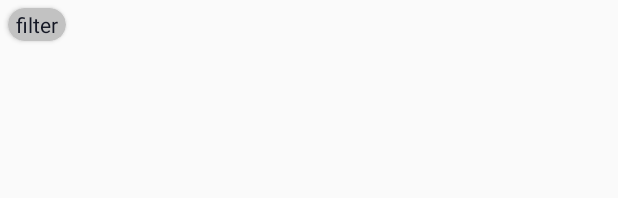
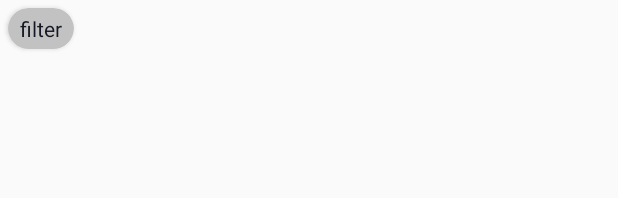
Before and after one commit to soulyvap/ParliamentMembersApp, an Android app: the layout rv_horizontal_item.xml on its own in the app's theme, with its tools: preview values and no code run, on a phone screen of 412 x 824 dp. Shown: the top 198 px of the screen. Run offline under Robolectric (Android 15) with nearby library versions, the phone set to English and light mode, and no system bars.

Commit message:
final version to be returned

```diff
--- a/app/src/main/java/com/example/parliamentmembersapp/activities/UsernameActivity.kt
+++ b/app/src/main/java/com/example/parliamentmembersapp/activities/UsernameActivity.kt
@@ -14,7 +14,8 @@ import com.example.parliamentmembersapp.viewmodels.UsernameActivityViewModel
 * Date: 30.9.2021
 * Name: Soulyvanh Phetsarath
 * ID: 2012208
-* Description: Activity in which the user can set/change their username
+* Description: Activity in which the user can set/change their username.
+* Simulating a multi-user app
 */
 
 class UsernameActivity : AppCompatActivity() {
@@ -43,7 +44,8 @@ class UsernameActivity : AppCompatActivity() {
                 }
                 finish()
             } else {
-                Toast.makeText(this, "Please enter a username", Toast.LENGTH_SHORT).show()
+                Toast.makeText(this, "Please enter a username", Toast.LENGTH_SHORT)
+                    .show()
             }
         }
     }
--- a/app/src/main/java/com/example/parliamentmembersapp/adapters/MemberAdapter.kt
+++ b/app/src/main/java/com/example/parliamentmembersapp/adapters/MemberAdapter.kt
@@ -20,7 +20,8 @@ import java.util.*
 * Description: RecyclerView adapter for displaying a list of parliament members with clickable items
 */
 
-class MemberAdapter(var members: List<Member>) : RecyclerView.Adapter<MemberAdapter.ViewHolder>() {
+class MemberAdapter(var members: List<Member>)
+    : RecyclerView.Adapter<MemberAdapter.ViewHolder>() {
 
     //function type instance to handle RV itemView click events
     var onItemClick: ((Member) -> Unit)? = null
@@ -44,7 +45,7 @@ class MemberAdapter(var members: List<Member>) : RecyclerView.Adapter<MemberAdap
         holder.position.text = minister
         holder.age.text = age
         holder.constituency.text = constituency
-        //Glide handles the display and caching of a picture fetched online
+        //Glide handles the displaying and caching of a picture fetched online
         Glide.with(MyApp.appContext)
             .load(picUrl)
             .into(holder.pic)
--- a/app/src/main/java/com/example/parliamentmembersapp/adapters/SubgroupAdapter.kt
+++ b/app/src/main/java/com/example/parliamentmembersapp/adapters/SubgroupAdapter.kt
@@ -29,7 +29,7 @@ class SubgroupAdapter(private val subgroupsList: List<String>, private val subgr
         return ViewHolder(v)
     }
 
-    //if parties are displayed, show the logo.
+    //if parties are displayed, show their logo when it is available, else their name.
     //if constituencies are displayed, show their name
     override fun onBindViewHolder(holder: ViewHolder, position: Int) {
         when (subgroupName) {
--- a/app/src/main/java/com/example/parliamentmembersapp/api/MemberApiService.kt
+++ b/app/src/main/java/com/example/parliamentmembersapp/api/MemberApiService.kt
@@ -28,13 +28,13 @@ private val retrofit = Retrofit.Builder()
     .baseUrl(BASE_URL)
     .build()
 
-//setting up getter and data fetching function
+//getter and data fetching function
 interface MemberApiService {
     @GET("mps.json")
     suspend fun getMemberRecords(): List<Member>
 }
 
-//creating retrofit service
+//retrofit service
 object MemberApi {
     val retrofitService : MemberApiService by lazy {
         retrofit.create(MemberApiService::class.java) }
--- a/app/src/main/java/com/example/parliamentmembersapp/database/DB.kt
+++ b/app/src/main/java/com/example/parliamentmembersapp/database/DB.kt
@@ -21,13 +21,11 @@ abstract class MemberDB: RoomDatabase() {
     abstract val memberDao: MemberDao
     abstract val ratingDao: RatingDao
     abstract val commentDao: CommentDao
+
     companion object {
-
         @Volatile
         private var INSTANCE: MemberDB? = null
-
         fun getInstance(): MemberDB {
-
             synchronized(this) {
                 var instance = INSTANCE
                 if (instance == null) {
--- a/app/src/main/java/com/example/parliamentmembersapp/fragments/OptionsFragment.kt
+++ b/app/src/main/java/com/example/parliamentmembersapp/fragments/OptionsFragment.kt
@@ -36,7 +36,7 @@ class OptionsFragment : Fragment() {
         //on click, navigate to the subgroup fragment with a bundle that indicates that
         //parties should be listed in the next destination
         binding.btnParties.setOnClickListener {
-            val bundle = bundleOf(Pair(Constants.KEY_SUBGROUP, Constants.VAL_PARTIES))
+            val bundle = bundleOf(Constants.KEY_SUBGROUP to Constants.VAL_PARTIES)
             view?.findNavController()?.navigate(
                 R.id.action_mainFragment_to_subgroupsFragment, bundle)
         }
--- a/app/src/main/java/com/example/parliamentmembersapp/fragments/SubgroupsFragment.kt
+++ b/app/src/main/java/com/example/parliamentmembersapp/fragments/SubgroupsFragment.kt
@@ -57,8 +57,9 @@ class SubgroupsFragment : Fragment() {
                     //when an item in the RV is clicked, a bundle is sent with 2 pairs:
                     //the name of the party/constituency and the type of subgroup it belongs to
                     onItemClick = { subgroupName ->
-                        val bundle = bundleOf(Constants.KEY_SUBGROUP to subgroupName,
-                        Constants.KEY_SUBGROUP_TYPE to subgroup)
+                        val bundle = bundleOf(
+                            Constants.KEY_SUBGROUP to subgroupName,
+                            Constants.KEY_SUBGROUP_TYPE to subgroup)
                         view?.findNavController()
                             ?.navigate(R.id.action_subgroupsFragment_to_membersFragment, bundle)
                     }
--- a/app/src/main/java/com/example/parliamentmembersapp/viewmodels/MainActivityViewModel.kt
+++ b/app/src/main/java/com/example/parliamentmembersapp/viewmodels/MainActivityViewModel.kt
@@ -11,7 +11,7 @@ import com.example.parliamentmembersapp.constants.Constants
 * Name: Soulyvanh Phetsarath
 * ID: 2012208
 * Description: ViewModel for MainActivity. Contains methods to check whether a username has
-* been set and set up the work manager which schedules updates the MembersDB from the API
+* been set already
 */
 
 class MainActivityViewModel(application: Application): AndroidViewModel(application) {
--- a/app/src/main/res/layout/members_fragment.xml
+++ b/app/src/main/res/layout/members_fragment.xml
@@ -26,7 +26,6 @@
             android:id="@+id/rl_members"
             android:layout_width="0dp"
             android:layout_height="0dp"
-            android:layout_marginTop="8dp"
             android:padding="8sp"
             android:scrollbars="vertical"
             app:layout_constraintBottom_toBottomOf="parent"
--- a/app/src/main/res/layout/rv_horizontal_item.xml
+++ b/app/src/main/res/layout/rv_horizontal_item.xml
@@ -15,10 +15,10 @@
         android:id="@+id/txt_filterCriteria"
         android:layout_width="wrap_content"
         android:layout_height="wrap_content"
-        android:layout_marginStart="5sp"
-        android:layout_marginTop="1sp"
-        android:layout_marginEnd="5sp"
-        android:layout_marginBottom="1sp"
+        android:layout_marginStart="8sp"
+        android:layout_marginTop="4sp"
+        android:layout_marginEnd="8sp"
+        android:layout_marginBottom="4sp"
         android:textColor="@color/dark_blueish"
         android:textSize="14sp"
         tools:text="filter" />
```
Also changed, not shown: app/src/main/java/com/example/parliamentmembersapp/activities/MainActivity.kt (+3 -4 lines), app/src/main/java/com/example/parliamentmembersapp/adapters/HorizontalAdapter.kt (+10 -15 lines), app/src/main/java/com/example/parliamentmembersapp/classes/MyApp.kt (+4 -5 lines), app/src/main/java/com/example/parliamentmembersapp/fragments/DetailsFragment.kt (+13 -11 lines), app/src/main/java/com/example/parliamentmembersapp/fragments/MembersFragment.kt (+11 -19 lines), app/src/main/java/com/example/parliamentmembersapp/viewmodels/MembersFragmentViewModel.kt (+13 -7 lines).
